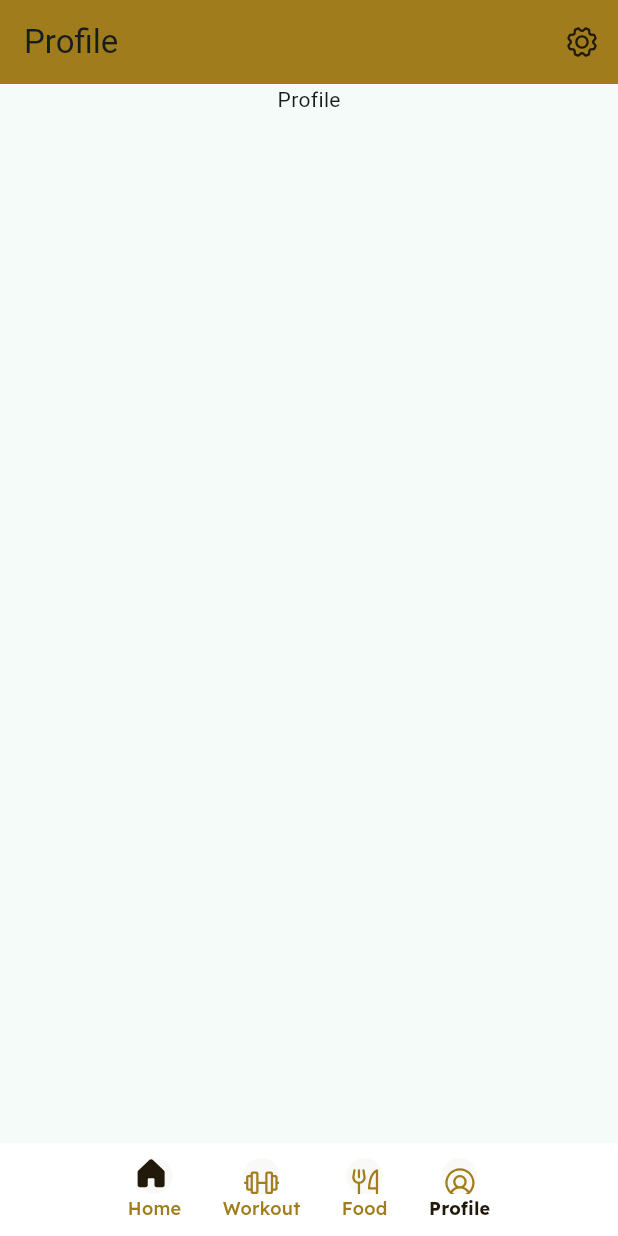
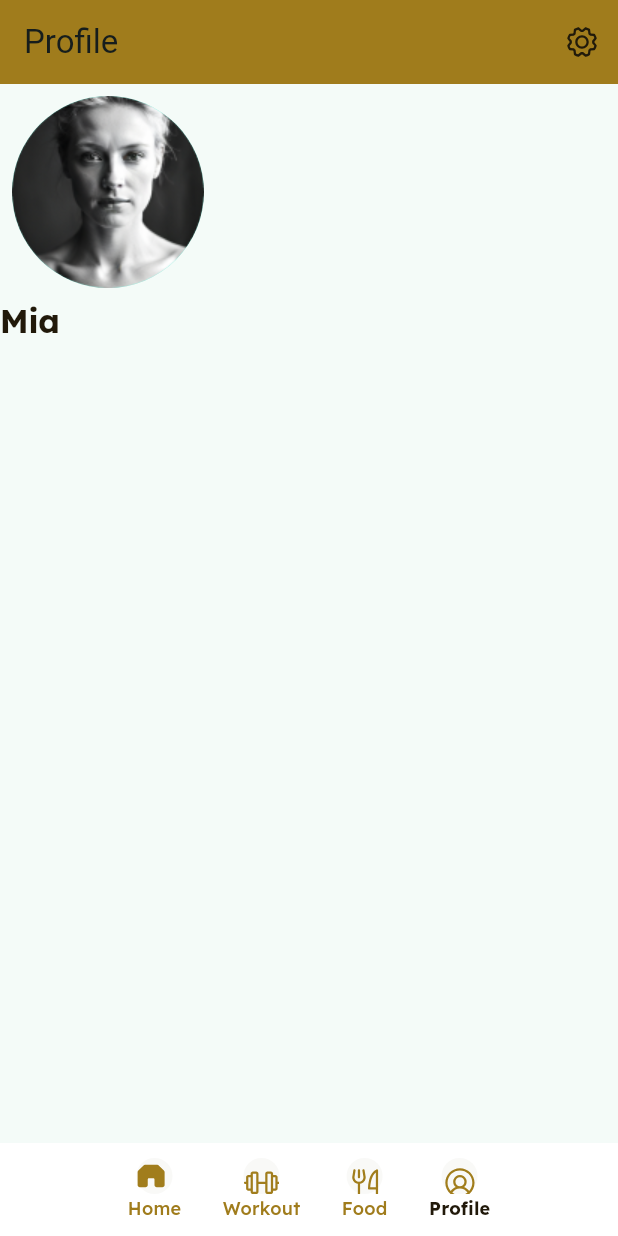
Before and after one commit to BhagatHarsh/Fit-Fuel, a Flutter app: the screen it shows after launch, after a tap on "Workout", after a tap on "Food", after a tap on "Profile", on a phone screen of 412 x 824 dp. Run offline on Flutter 3.47's test engine with Material 3 defaults, Android fonts, the phone set to English and light mode, and no system bars; our stand-ins replace flutter_svg.

Commit message:
Restructure components

```diff
--- a/lib/components/footer/icons.dart
+++ b/lib/components/footer/icons.dart
@@ -1,4 +1,4 @@
-import 'package:fitfuel/components/responsive.dart';
+import 'package:fitfuel/components/every/responsive.dart';
 import 'package:flutter/material.dart';
 import 'package:flutter_svg/svg.dart';
 
--- a/lib/components/landScapeCard.dart
+++ b/lib/components/home/card.dart
@@ -1,28 +1,35 @@
-import 'package:fitfuel/components/responsive.dart';
+import 'package:fitfuel/components/every/responsive.dart';
 import 'package:flutter/material.dart';
 
-class landScapeCard extends StatefulWidget {
+class PhotoCardData {
+  final String textUnder;
+  final String text;
+  final String imageUrl;
+  final Key key;
+
+  PhotoCardData(
+      {required this.textUnder,
+      required this.text,
+      required this.imageUrl,
+      required this.key});
+}
+
+
+class photoCard extends StatefulWidget {
   final String text;
   final String imageUrl;
   final String textunder;
-  const landScapeCard(
-      {required Key key,
-      required this.text,
-      required this.textunder,
-      required this.imageUrl})
-      : super(key: key);
+
+  const photoCard({required Key key, required this.text, required this.textunder, required this.imageUrl}) : super(key: key);
 
   @override
-  _landScapeCardState createState() => _landScapeCardState();
+  _photoCardState createState() => _photoCardState();
 }
 
-class _landScapeCardState extends State<landScapeCard> {
+class _photoCardState extends State<photoCard> {
   @override
   Widget build(BuildContext context) {
-    // Figma Flutter Generator landScapeCard - FRAME - VERTICAL
-
-    return // Figma Flutter Generator landScapeCard - FRAME - VERTICAL
-        Container(
+    return Container(
       decoration: const BoxDecoration(
         borderRadius: BorderRadius.only(
           topLeft: Radius.circular(8),
@@ -36,8 +43,8 @@ class _landScapeCardState extends State<landScapeCard> {
         mainAxisSize: MainAxisSize.min,
         children: <Widget>[
           Container(
-              width: 240,
-              height: 135,
+            width: 171.53125,
+            height: 171.53125,
             decoration: BoxDecoration(
               borderRadius: const BorderRadius.only(
                 topLeft: Radius.circular(12),
@@ -46,9 +53,12 @@ class _landScapeCardState extends State<landScapeCard> {
                 bottomRight: Radius.circular(12),
               ),
               image: DecorationImage(
-                    image: AssetImage(widget.imageUrl), fit: BoxFit.fitWidth),
+                image: AssetImage(widget.imageUrl), // Use NetworkImage for dynamic image URLs
+                fit: BoxFit.fitWidth,
               ),
-              child: const Stack(children: <Widget>[])),
+            ),
+            child: const Stack(children: <Widget>[]),
+          ),
           const SizedBox(height: 0),
           Container(
             decoration: const BoxDecoration(),
@@ -58,20 +68,18 @@ class _landScapeCardState extends State<landScapeCard> {
               children: <Widget>[
                 Container(
                   decoration: const BoxDecoration(),
-                  padding:
-                      const EdgeInsets.symmetric(horizontal: 0, vertical: 0),
+                  padding: const EdgeInsets.symmetric(horizontal: 0, vertical: 0),
                   child: Column(
                     mainAxisSize: MainAxisSize.min,
                     children: <Widget>[
                       Container(
                         decoration: const BoxDecoration(),
-                        padding: const EdgeInsets.symmetric(
-                            horizontal: 0, vertical: 0),
+                        padding: const EdgeInsets.symmetric(horizontal: 0, vertical: 0),
                         child: Column(
                           mainAxisSize: MainAxisSize.min,
                           children: <Widget>[
                             Text(
-                              widget.text,
+                              widget.text, // Use widget.text to get dynamic text
                               textAlign: TextAlign.left,
                               textScaleFactor: ScaleSize.textScaleFactor(context),
                               style: const TextStyle(
@@ -80,7 +88,8 @@ class _landScapeCardState extends State<landScapeCard> {
                                 fontSize: 16,
                                 letterSpacing: 0,
                                 fontWeight: FontWeight.normal,
-                                  height: 1.5),
+                                height: 1.5,
+                              ),
                             ),
                           ],
                         ),
@@ -88,8 +97,7 @@ class _landScapeCardState extends State<landScapeCard> {
                       const SizedBox(height: 0),
                       Container(
                         decoration: const BoxDecoration(),
-                        padding: const EdgeInsets.symmetric(
-                            horizontal: 0, vertical: 0),
+                        padding: const EdgeInsets.symmetric(horizontal: 0, vertical: 0),
                         child: Column(
                           mainAxisSize: MainAxisSize.min,
                           children: <Widget>[
@@ -103,7 +111,8 @@ class _landScapeCardState extends State<landScapeCard> {
                                 fontSize: 14,
                                 letterSpacing: 0,
                                 fontWeight: FontWeight.normal,
-                                  height: 1.5),
+                                height: 1.5,
+                              ),
                             ),
                           ],
                         ),
--- a/lib/components/card.dart
+++ b/lib/components/home/landScapeCard.dart
@@ -1,21 +1,41 @@
-import 'package:fitfuel/components/responsive.dart';
+import 'package:fitfuel/components/every/responsive.dart';
 import 'package:flutter/material.dart';
 
-class photoCard extends StatefulWidget {
+class LandscapeCardData {
+  final String text;
+  final String textUnder;
+  final String imageUrl;
+  final Key key;
+
+  LandscapeCardData(
+      {required this.text,
+      required this.textUnder,
+      required this.imageUrl,
+      required this.key});
+}
+
+class landScapeCard extends StatefulWidget {
   final String text;
   final String imageUrl;
   final String textunder;
-
-  const photoCard({required Key key, required this.text, required this.textunder, required this.imageUrl}) : super(key: key);
+  const landScapeCard(
+      {required Key key,
+      required this.text,
+      required this.textunder,
+      required this.imageUrl})
+      : super(key: key);
 
   @override
-  _photoCardState createState() => _photoCardState();
+  _landScapeCardState createState() => _landScapeCardState();
 }
 
-class _photoCardState extends State<photoCard> {
+class _landScapeCardState extends State<landScapeCard> {
   @override
   Widget build(BuildContext context) {
-    return Container(
+    // Figma Flutter Generator landScapeCard - FRAME - VERTICAL
+
+    return // Figma Flutter Generator landScapeCard - FRAME - VERTICAL
+        Container(
       decoration: const BoxDecoration(
         borderRadius: BorderRadius.only(
           topLeft: Radius.circular(8),
@@ -29,8 +49,8 @@ class _photoCardState extends State<photoCard> {
         mainAxisSize: MainAxisSize.min,
         children: <Widget>[
           Container(
-            width: 171.53125,
-            height: 171.53125,
+              width: 240,
+              height: 135,
               decoration: BoxDecoration(
                 borderRadius: const BorderRadius.only(
                   topLeft: Radius.circular(12),
@@ -39,12 +59,9 @@ class _photoCardState extends State<photoCard> {
                   bottomRight: Radius.circular(12),
                 ),
                 image: DecorationImage(
-                image: AssetImage(widget.imageUrl), // Use NetworkImage for dynamic image URLs
-                fit: BoxFit.fitWidth,
+                    image: AssetImage(widget.imageUrl), fit: BoxFit.fitWidth),
               ),
-            ),
-            child: const Stack(children: <Widget>[]),
-          ),
+              child: const Stack(children: <Widget>[])),
           const SizedBox(height: 0),
           Container(
             decoration: const BoxDecoration(),
@@ -54,18 +71,20 @@ class _photoCardState extends State<photoCard> {
               children: <Widget>[
                 Container(
                   decoration: const BoxDecoration(),
-                  padding: const EdgeInsets.symmetric(horizontal: 0, vertical: 0),
+                  padding:
+                      const EdgeInsets.symmetric(horizontal: 0, vertical: 0),
                   child: Column(
                     mainAxisSize: MainAxisSize.min,
                     children: <Widget>[
                       Container(
                         decoration: const BoxDecoration(),
-                        padding: const EdgeInsets.symmetric(horizontal: 0, vertical: 0),
+                        padding: const EdgeInsets.symmetric(
+                            horizontal: 0, vertical: 0),
                         child: Column(
                           mainAxisSize: MainAxisSize.min,
                           children: <Widget>[
                             Text(
-                              widget.text, // Use widget.text to get dynamic text
+                              widget.text,
                               textAlign: TextAlign.left,
                               textScaleFactor: ScaleSize.textScaleFactor(context),
                               style: const TextStyle(
@@ -74,8 +93,7 @@ class _photoCardState extends State<photoCard> {
                                   fontSize: 16,
                                   letterSpacing: 0,
                                   fontWeight: FontWeight.normal,
-                                height: 1.5,
-                              ),
+                                  height: 1.5),
                             ),
                           ],
                         ),
@@ -83,7 +101,8 @@ class _photoCardState extends State<photoCard> {
                       const SizedBox(height: 0),
                       Container(
                         decoration: const BoxDecoration(),
-                        padding: const EdgeInsets.symmetric(horizontal: 0, vertical: 0),
+                        padding: const EdgeInsets.symmetric(
+                            horizontal: 0, vertical: 0),
                         child: Column(
                           mainAxisSize: MainAxisSize.min,
                           children: <Widget>[
@@ -97,8 +116,7 @@ class _photoCardState extends State<photoCard> {
                                   fontSize: 14,
                                   letterSpacing: 0,
                                   fontWeight: FontWeight.normal,
-                                height: 1.5,
-                              ),
+                                  height: 1.5),
                             ),
                           ],
                         ),
--- a/lib/components/mainTitle.dart
+++ b/lib/components/home/mainTitle.dart
@@ -1,4 +1,4 @@
-import 'package:fitfuel/components/responsive.dart';
+import 'package:fitfuel/components/every/responsive.dart';
 import 'package:flutter/material.dart';
 
 class TitleWiget extends StatefulWidget {
--- a/lib/components/navbar.dart
+++ b/lib/components/home/navbar.dart
@@ -1,4 +1,4 @@
-import 'package:fitfuel/components/responsive.dart';
+import 'package:fitfuel/components/every/responsive.dart';
 import 'package:flutter/material.dart';
 
 class NavBar extends StatefulWidget {
--- a/lib/main.dart
+++ b/lib/main.dart
@@ -1,4 +1,3 @@
-import 'package:fitfuel/screens/home.dart';
 import 'package:fitfuel/screens/skeleton.dart';
 import 'package:flutter/material.dart';
 
--- a/lib/screens/home.dart
+++ b/lib/screens/home.dart
@@ -1,39 +1,13 @@
-import 'package:fitfuel/components/navbar.dart';
+import 'package:fitfuel/components/home/navbar.dart';
 import 'package:flutter/material.dart';
-import 'package:fitfuel/components/landScapeCard.dart';
-import 'package:fitfuel/components/mainTitle.dart';
-import '../components/card.dart';
+import 'package:fitfuel/components/home/landScapeCard.dart';
+import 'package:fitfuel/components/home/mainTitle.dart';
+import '../components/home/card.dart';
 
 class MyHomePage extends StatefulWidget {
   const MyHomePage({Key? key}) : super(key: key);
   @override
   State<MyHomePage> createState() => _MyHomePageState();
-}
-
-class PhotoCardData {
-  final String textUnder;
-  final String text;
-  final String imageUrl;
-  final Key key;
-
-  PhotoCardData(
-      {required this.textUnder,
-      required this.text,
-      required this.imageUrl,
-      required this.key});
-}
-
-class LandscapeCardData {
-  final String text;
-  final String textUnder;
-  final String imageUrl;
-  final Key key;
-
-  LandscapeCardData(
-      {required this.text,
-      required this.textUnder,
-      required this.imageUrl,
-      required this.key});
 }
 
 class _MyHomePageState extends State<MyHomePage> {
@@ -74,7 +48,7 @@ class _MyHomePageState extends State<MyHomePage> {
     return Column(
         mainAxisAlignment: MainAxisAlignment.center,
         children: <Widget>[
-          NavBar(),
+          const NavBar(),
           Expanded(
             child: SingleChildScrollView(
               scrollDirection: Axis.vertical,
--- a/lib/screens/profile.dart
+++ b/lib/screens/profile.dart
@@ -10,8 +10,34 @@ class ProfilePage extends StatefulWidget {
 class _ProfilePageState extends State<ProfilePage> {
   @override
   Widget build(BuildContext context) {
-    return const Column(children: [
-      Text('Profile'),
-    ],);
+    return Container(
+      decoration: const BoxDecoration(),
+      padding: const EdgeInsets.symmetric(horizontal: 0, vertical: 0),
+      child: const Column(
+        crossAxisAlignment: CrossAxisAlignment.start,
+        mainAxisSize: MainAxisSize.min,
+        children: <Widget>[
+          Padding(
+            padding: EdgeInsets.all(8.0), // Adjust the padding as needed
+            child: CircleAvatar(
+              radius: 64, // Adjust the radius as needed
+              backgroundImage: AssetImage('assets/images/png/face.png'),
+            ),
+          ),
+          SizedBox(width: 10),
+          Text(
+            'Mia',
+            textAlign: TextAlign.left,
+            style: TextStyle(
+                color: Color.fromRGBO(33, 25, 10, 1),
+                fontFamily: 'LexendBold',
+                fontSize: 22,
+                letterSpacing: -0.33000001311302185,
+                fontWeight: FontWeight.normal,
+                height: 1.25),
+          )
+        ],
+      ),
+    );
   }
 }
--- a/lib/screens/skeleton.dart
+++ b/lib/screens/skeleton.dart
@@ -1,11 +1,10 @@
-import 'package:fitfuel/components/button.dart';
+import 'package:fitfuel/components/every/button.dart';
 import 'package:fitfuel/screens/food.dart';
 import 'package:fitfuel/screens/profile.dart';
 import 'package:fitfuel/screens/workout.dart';
 import 'package:flutter/material.dart';
 import 'package:fitfuel/components/footer/footer.dart';
 import 'package:fitfuel/screens/home.dart';
-import 'package:flutter_svg/svg.dart';
 
 class SkeletonPage extends StatefulWidget {
   const SkeletonPage({super.key});
@@ -18,7 +17,7 @@ class _SkeletonPageState extends State<SkeletonPage> {
   int _currentIndex = 0;
   final PageController _pageController = PageController();
   final List<String> _screens = [
-    'Home',
+    'Fit Fuel',
     'Workout',
     'Food',
     'Profile',
@@ -48,11 +47,11 @@ class _SkeletonPageState extends State<SkeletonPage> {
             _currentIndex = index;
           });
         },
-        children: <Widget>[
+        children: const <Widget>[
           MyHomePage(),
-          WorkOutPage(), // Placeholder for Workout screen
-          FoodPage(), // Placeholder for Food screen
-          ProfilePage(), // Placeholder for Profile screen
+          WorkOutPage(),
+          FoodPage(),
+          ProfilePage(),
         ],
       ),
       bottomNavigationBar: FooterWidget(
@@ -62,7 +61,7 @@ class _SkeletonPageState extends State<SkeletonPage> {
           });
           _pageController.animateToPage(
             index,
-            duration: Duration(milliseconds: 300),
+            duration: const Duration(milliseconds: 300),
             curve: Curves.easeInOut,
           );
         },
```
Also changed, not shown: lib/components/profile/avatar.dart (added, +29 -0 lines), assets/images/png/face.png (added), assets/images/svg/home.svg, lib/components/every/button.dart (renamed from lib/components/button.dart), lib/components/every/responsive.dart (renamed from lib/components/responsive.dart). Lines whose indentation alone changed are shown as unchanged.
